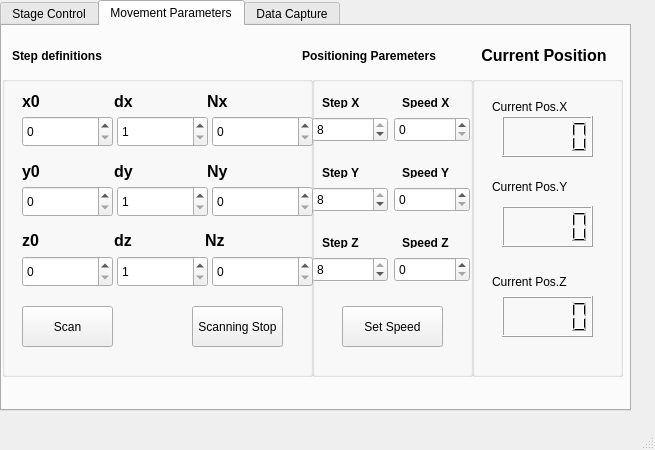
Old version of the form motor/GUI/XYZWidget.ui in the repository zhixing1996/pytct.
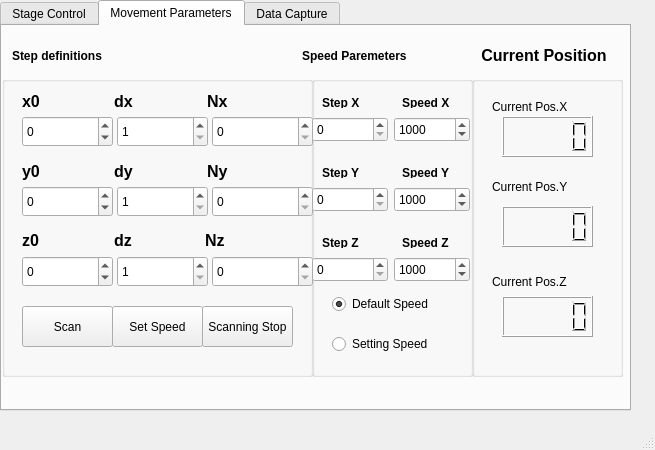
New version of the form. The open tabs and pages were chosen to show the change.

The edit to the form file:
```diff
--- a/motor/GUI/XYZWidget.ui
+++ b/motor/GUI/XYZWidget.ui
@@ -711,6 +711,9 @@
          <height>31</height>
         </rect>
        </property>
+       <property name="minimum">
+        <number>-100000</number>
+       </property>
        <property name="maximum">
         <number>100000</number>
        </property>
@@ -772,7 +775,7 @@
         </size>
        </property>
        <property name="minimum">
-        <number>0</number>
+        <number>-100000</number>
        </property>
        <property name="maximum">
         <number>100000</number>
@@ -816,6 +819,9 @@
          <height>31</height>
         </rect>
        </property>
+       <property name="minimum">
+        <number>-100000</number>
+       </property>
        <property name="maximum">
         <number>100000</number>
        </property>
@@ -981,7 +987,7 @@
       <widget class="QPushButton" name="ScanStop">
        <property name="geometry">
         <rect>
-         <x>190</x>
+         <x>200</x>
          <y>230</y>
          <width>91</width>
          <height>41</height>
@@ -991,6 +997,19 @@
         <string>Scanning Stop</string>
        </property>
       </widget>
+      <widget class="QPushButton" name="Set_Speed">
+       <property name="geometry">
+        <rect>
+         <x>110</x>
+         <y>230</y>
+         <width>91</width>
+         <height>41</height>
+        </rect>
+       </property>
+       <property name="text">
+        <string>Set Speed</string>
+       </property>
+      </widget>
      </widget>
      <widget class="QGroupBox" name="groupBox_5">
       <property name="geometry">
@@ -1097,7 +1116,7 @@
        </rect>
       </property>
       <property name="text">
-       <string>&lt;html&gt;&lt;head/&gt;&lt;body&gt;&lt;p&gt;&lt;span style=&quot; font-weight:600;&quot;&gt;Positioning Paremeters&lt;/span&gt;&lt;/p&gt;&lt;/body&gt;&lt;/html&gt;</string>
+       <string>&lt;html&gt;&lt;head/&gt;&lt;body&gt;&lt;p&gt;&lt;span style=&quot; font-weight:600;&quot;&gt;Speed Paremeters&lt;/span&gt;&lt;/p&gt;&lt;/body&gt;&lt;/html&gt;</string>
       </property>
      </widget>
      <widget class="QGroupBox" name="groupBox_6">
@@ -1190,19 +1209,6 @@
         <string>&lt;html&gt;&lt;head/&gt;&lt;body&gt;&lt;p&gt;&lt;span style=&quot; font-weight:600;&quot;&gt;Step Z&lt;/span&gt;&lt;/p&gt;&lt;/body&gt;&lt;/html&gt;</string>
        </property>
       </widget>
-      <widget class="QPushButton" name="Set_Speed">
-       <property name="geometry">
-        <rect>
-         <x>30</x>
-         <y>230</y>
-         <width>101</width>
-         <height>41</height>
-        </rect>
-       </property>
-       <property name="text">
-        <string>Set Speed</string>
-       </property>
-      </widget>
       <widget class="QWidget" name="layoutWidget">
        <property name="geometry">
         <rect>
@@ -1222,13 +1228,16 @@
            </size>
           </property>
           <property name="minimum">
-           <number>1</number>
+           <number>0</number>
           </property>
           <property name="maximum">
-           <number>8</number>
+           <number>256</number>
           </property>
           <property name="value">
-           <number>8</number>
+           <number>0</number>
+          </property>
+          <property name="displayIntegerBase">
+           <number>10</number>
           </property>
          </widget>
         </item>
@@ -1244,7 +1253,7 @@
            <number>100000</number>
           </property>
           <property name="value">
-           <number>0</number>
+           <number>1000</number>
           </property>
          </widget>
         </item>
@@ -1269,13 +1278,13 @@
            </size>
           </property>
           <property name="minimum">
-           <number>1</number>
+           <number>0</number>
           </property>
           <property name="maximum">
-           <number>8</number>
+           <number>256</number>
           </property>
           <property name="value">
-           <number>8</number>
+           <number>0</number>
           </property>
          </widget>
         </item>
@@ -1291,7 +1300,7 @@
            <number>100000</number>
           </property>
           <property name="value">
-           <number>0</number>
+           <number>1000</number>
           </property>
          </widget>
         </item>
@@ -1316,13 +1325,13 @@
            </size>
           </property>
           <property name="minimum">
-           <number>1</number>
+           <number>0</number>
           </property>
           <property name="maximum">
-           <number>8</number>
+           <number>256</number>
           </property>
           <property name="value">
-           <number>8</number>
+           <number>0</number>
           </property>
          </widget>
         </item>
@@ -1338,12 +1347,41 @@
            <number>100000</number>
           </property>
           <property name="value">
-           <number>0</number>
+           <number>1000</number>
           </property>
          </widget>
         </item>
        </layout>
       </widget>
+      <widget class="QRadioButton" name="default_speed">
+       <property name="geometry">
+        <rect>
+         <x>20</x>
+         <y>220</y>
+         <width>111</width>
+         <height>16</height>
+        </rect>
+       </property>
+       <property name="text">
+        <string>Default Speed</string>
+       </property>
+       <property name="checked">
+        <bool>true</bool>
+       </property>
+      </widget>
+      <widget class="QRadioButton" name="setting_speed">
+       <property name="geometry">
+        <rect>
+         <x>20</x>
+         <y>260</y>
+         <width>101</width>
+         <height>16</height>
+        </rect>
+       </property>
+       <property name="text">
+        <string>Setting Speed</string>
+       </property>
+      </widget>
      </widget>
     </widget>
     <widget class="QWidget" name="tab_3">
```
Left out of the diff: 112 changed lines with no effect on the pictures.
